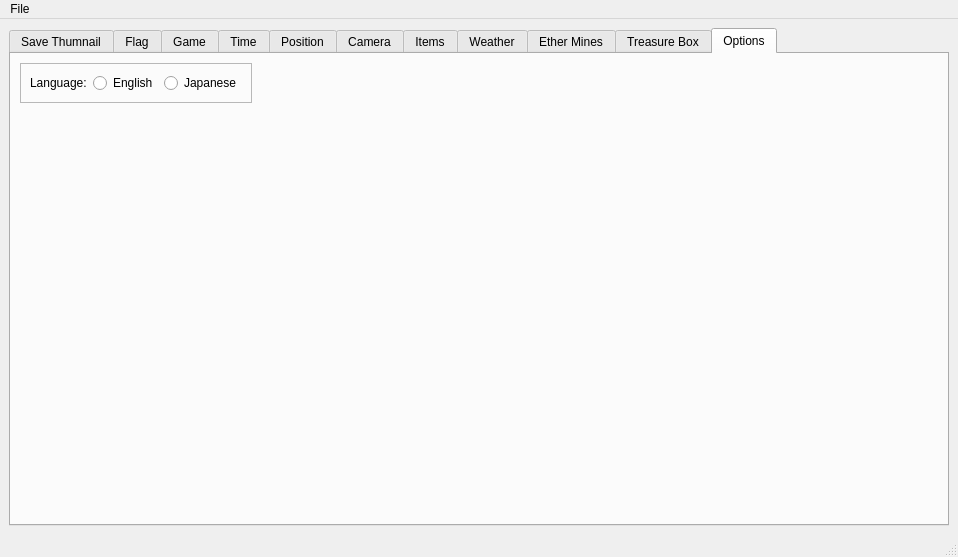
Old version of the form gui/mainwindow.ui in the repository enderslash1010/xc1-save-editor-cpp.
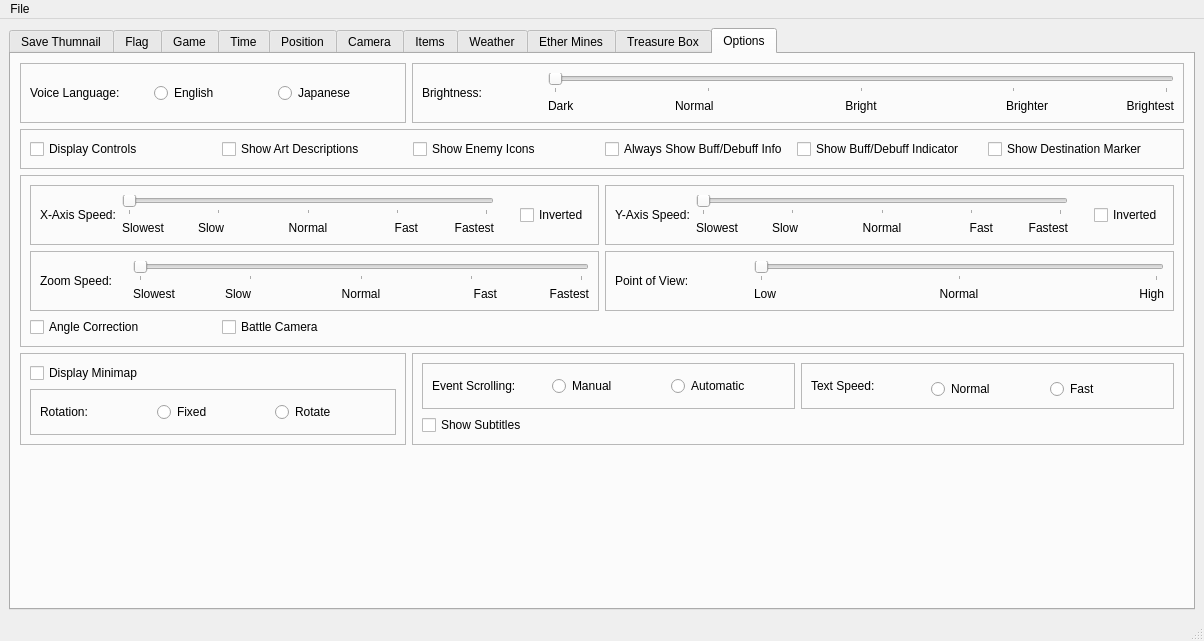
New version of the form. Custom widgets are drawn as their Qt base class.

Commit message: options panel complete

What changed in the file:
```diff
--- a/gui/mainwindow.ui
+++ b/gui/mainwindow.ui
@@ -9,8 +9,8 @@
    <rect>
     <x>0</x>
     <y>0</y>
-    <width>958</width>
-    <height>557</height>
+    <width>1204</width>
+    <height>641</height>
    </rect>
   </property>
   <property name="windowTitle">
@@ -1572,19 +1572,6 @@
         <string>Options</string>
        </attribute>
        <layout class="QGridLayout" name="gridLayout_33">
-        <item row="1" column="0">
-         <spacer name="verticalSpacer_7">
-          <property name="orientation">
-           <enum>Qt::Orientation::Vertical</enum>
-          </property>
-          <property name="sizeHint" stdset="0">
-           <size>
-            <width>20</width>
-            <height>40</height>
-           </size>
-          </property>
-         </spacer>
-        </item>
         <item row="0" column="0">
          <widget class="QExtendedRadioButtons" name="OPTDJapaneseVoice">
           <property name="sizePolicy">
@@ -1606,7 +1593,7 @@
            <item row="0" column="0">
             <widget class="QLabel" name="label_52">
              <property name="text">
-              <string>Language:</string>
+              <string>Voice Language:</string>
              </property>
             </widget>
            </item>
@@ -1627,15 +1614,668 @@
           </layout>
          </widget>
         </item>
-        <item row="0" column="1">
-         <spacer name="horizontalSpacer_2">
+        <item row="0" column="1" colspan="2">
+         <widget class="QFrame" name="frame_42">
+          <property name="frameShape">
+           <enum>QFrame::Shape::StyledPanel</enum>
+          </property>
+          <property name="frameShadow">
+           <enum>QFrame::Shadow::Raised</enum>
+          </property>
+          <layout class="QGridLayout" name="gridLayout_35">
+           <item row="1" column="4">
+            <widget class="QLabel" name="label_57">
+             <property name="text">
+              <string>Brighter</string>
+             </property>
+             <property name="alignment">
+              <set>Qt::AlignmentFlag::AlignRight|Qt::AlignmentFlag::AlignTrailing|Qt::AlignmentFlag::AlignVCenter</set>
+             </property>
+            </widget>
+           </item>
+           <item row="1" column="1">
+            <widget class="QLabel" name="label_54">
+             <property name="text">
+              <string>Dark</string>
+             </property>
+            </widget>
+           </item>
+           <item row="1" column="2">
+            <widget class="QLabel" name="label_55">
+             <property name="text">
+              <string>Normal</string>
+             </property>
+             <property name="alignment">
+              <set>Qt::AlignmentFlag::AlignLeading|Qt::AlignmentFlag::AlignLeft|Qt::AlignmentFlag::AlignVCenter</set>
+             </property>
+            </widget>
+           </item>
+           <item row="1" column="3">
+            <widget class="QLabel" name="label_56">
+             <property name="text">
+              <string>Bright</string>
+             </property>
+             <property name="alignment">
+              <set>Qt::AlignmentFlag::AlignCenter</set>
+             </property>
+            </widget>
+           </item>
+           <item row="1" column="5">
+            <widget class="QLabel" name="label_58">
+             <property name="text">
+              <string>Brightest</string>
+             </property>
+             <property name="alignment">
+              <set>Qt::AlignmentFlag::AlignRight|Qt::AlignmentFlag::AlignTrailing|Qt::AlignmentFlag::AlignVCenter</set>
+             </property>
+            </widget>
+           </item>
+           <item row="0" column="1" colspan="5">
+            <widget class="QExtendedSlider" name="OPTDGamma">
+             <property name="minimum">
+              <number>0</number>
+             </property>
+             <property name="maximum">
+              <number>4</number>
+             </property>
+             <property name="singleStep">
+              <number>1</number>
+             </property>
+             <property name="value">
+              <number>0</number>
+             </property>
+             <property name="tracking">
+              <bool>true</bool>
+             </property>
+             <property name="orientation">
+              <enum>Qt::Orientation::Horizontal</enum>
+             </property>
+             <property name="invertedAppearance">
+              <bool>false</bool>
+             </property>
+             <property name="tickPosition">
+              <enum>QSlider::TickPosition::TicksBelow</enum>
+             </property>
+             <property name="tickInterval">
+              <number>1</number>
+             </property>
+            </widget>
+           </item>
+           <item row="0" column="0" rowspan="2">
+            <widget class="QLabel" name="label_53">
+             <property name="text">
+              <string>Brightness:</string>
+             </property>
+            </widget>
+           </item>
+          </layout>
+         </widget>
+        </item>
+        <item row="1" column="0" colspan="3">
+         <widget class="QFrame" name="frame_43">
+          <property name="frameShape">
+           <enum>QFrame::Shape::StyledPanel</enum>
+          </property>
+          <property name="frameShadow">
+           <enum>QFrame::Shadow::Raised</enum>
+          </property>
+          <layout class="QGridLayout" name="gridLayout_38">
+           <item row="0" column="0">
+            <widget class="QExtendedCheckBox" name="OPTDShowControls">
+             <property name="text">
+              <string>Display Controls</string>
+             </property>
+            </widget>
+           </item>
+           <item row="0" column="1">
+            <widget class="QExtendedCheckBox" name="OPTDShowArtDescriptions">
+             <property name="text">
+              <string>Show Art Descriptions</string>
+             </property>
+            </widget>
+           </item>
+           <item row="0" column="2">
+            <widget class="QExtendedCheckBox" name="OPTDShowEnemyIcons">
+             <property name="text">
+              <string>Show Enemy Icons</string>
+             </property>
+            </widget>
+           </item>
+           <item row="0" column="3">
+            <widget class="QExtendedCheckBox" name="OPTDShowBuffDebuffInfoEveryTime">
+             <property name="text">
+              <string>Always Show Buff/Debuff Info</string>
+             </property>
+            </widget>
+           </item>
+           <item row="0" column="4">
+            <widget class="QExtendedCheckBox" name="OPTDShowBuffDefbuffIndicator">
+             <property name="text">
+              <string>Show Buff/Debuff Indicator</string>
+             </property>
+            </widget>
+           </item>
+           <item row="0" column="5">
+            <widget class="QExtendedCheckBox" name="OPTDShowDestinationMarker">
+             <property name="text">
+              <string>Show Destination Marker</string>
+             </property>
+            </widget>
+           </item>
+          </layout>
+         </widget>
+        </item>
+        <item row="3" column="0">
+         <widget class="QFrame" name="frame_49">
+          <property name="frameShape">
+           <enum>QFrame::Shape::StyledPanel</enum>
+          </property>
+          <property name="frameShadow">
+           <enum>QFrame::Shadow::Raised</enum>
+          </property>
+          <layout class="QGridLayout" name="gridLayout_44">
+           <item row="1" column="0">
+            <widget class="QExtendedRadioButtons" name="OPTDMinimapRotate">
+             <property name="frameShape">
+              <enum>QFrame::Shape::StyledPanel</enum>
+             </property>
+             <property name="frameShadow">
+              <enum>QFrame::Shadow::Raised</enum>
+             </property>
+             <layout class="QGridLayout" name="gridLayout_45">
+              <item row="1" column="2">
+               <widget class="QRadioButton" name="OPTDMinimapRotate1">
+                <property name="text">
+                 <string>Rotate</string>
+                </property>
+               </widget>
+              </item>
+              <item row="1" column="1">
+               <widget class="QRadioButton" name="OPTDMinimapRotate0">
+                <property name="text">
+                 <string>Fixed</string>
+                </property>
+               </widget>
+              </item>
+              <item row="1" column="0">
+               <widget class="QLabel" name="label_81">
+                <property name="text">
+                 <string>Rotation:</string>
+                </property>
+               </widget>
+              </item>
+             </layout>
+            </widget>
+           </item>
+           <item row="0" column="0">
+            <widget class="QExtendedCheckBox" name="OPTDMinimapOn">
+             <property name="sizePolicy">
+              <sizepolicy hsizetype="Preferred" vsizetype="Fixed">
+               <horstretch>0</horstretch>
+               <verstretch>0</verstretch>
+              </sizepolicy>
+             </property>
+             <property name="text">
+              <string>Display Minimap</string>
+             </property>
+            </widget>
+           </item>
+          </layout>
+         </widget>
+        </item>
+        <item row="2" column="0" colspan="3">
+         <widget class="QFrame" name="frame_44">
+          <property name="frameShape">
+           <enum>QFrame::Shape::StyledPanel</enum>
+          </property>
+          <property name="frameShadow">
+           <enum>QFrame::Shadow::Raised</enum>
+          </property>
+          <layout class="QGridLayout" name="gridLayout_39">
+           <item row="0" column="3" colspan="3">
+            <widget class="QFrame" name="frame_46">
+             <property name="frameShape">
+              <enum>QFrame::Shape::StyledPanel</enum>
+             </property>
+             <property name="frameShadow">
+              <enum>QFrame::Shadow::Raised</enum>
+             </property>
+             <layout class="QGridLayout" name="gridLayout_41">
+              <item row="0" column="0" rowspan="2">
+               <widget class="QLabel" name="label_60">
+                <property name="text">
+                 <string>Y-Axis Speed:</string>
+                </property>
+               </widget>
+              </item>
+              <item row="1" column="2">
+               <widget class="QLabel" name="label_67">
+                <property name="text">
+                 <string>Slow</string>
+                </property>
+               </widget>
+              </item>
+              <item row="0" column="1" colspan="5">
+               <widget class="QExtendedSlider" name="OPTDYAxisSpeed">
+                <property name="maximum">
+                 <number>4</number>
+                </property>
+                <property name="orientation">
+                 <enum>Qt::Orientation::Horizontal</enum>
+                </property>
+                <property name="tickPosition">
+                 <enum>QSlider::TickPosition::TicksBelow</enum>
+                </property>
+               </widget>
+              </item>
+              <item row="1" column="3">
+               <widget class="QLabel" name="label_68">
+                <property name="text">
+                 <string>Normal</string>
+                </property>
+                <property name="alignment">
+                 <set>Qt::AlignmentFlag::AlignCenter</set>
+                </property>
+               </widget>
+              </item>
+              <item row="1" column="4">
+               <widget class="QLabel" name="label_69">
+                <property name="text">
+                 <string>Fast</string>
+                </property>
+                <property name="alignment">
+                 <set>Qt::AlignmentFlag::AlignRight|Qt::AlignmentFlag::AlignTrailing|Qt::AlignmentFlag::AlignVCenter</set>
+                </property>
+               </widget>
+              </item>
+              <item row="0" column="7" rowspan="2">
+               <widget class="QExtendedCheckBox" name="OPTDNonInvertedYAxis">
+                <property name="text">
+                 <string>Inverted</string>
+                </property>
+               </widget>
+              </item>
+              <item row="1" column="1">
+               <widget class="QLabel" name="label_66">
+                <property name="text">
+                 <string>Slowest</string>
+                </property>
+               </widget>
+              </item>
+              <item row="1" column="5">
+               <widget class="QLabel" name="label_70">
+                <property name="text">
+                 <string>Fastest</string>
+                </property>
+                <property name="alignment">
+                 <set>Qt::AlignmentFlag::AlignRight|Qt::AlignmentFlag::AlignTrailing|Qt::AlignmentFlag::AlignVCenter</set>
+                </property>
+               </widget>
+              </item>
+              <item row="0" column="6" rowspan="2">
+               <spacer name="horizontalSpacer_3">
+                <property name="orientation">
+                 <enum>Qt::Orientation::Horizontal</enum>
+                </property>
+                <property name="sizeType">
+                 <enum>QSizePolicy::Policy::Fixed</enum>
+                </property>
+                <property name="sizeHint" stdset="0">
+                 <size>
+                  <width>20</width>
+                  <height>20</height>
+                 </size>
+                </property>
+               </spacer>
+              </item>
+             </layout>
+            </widget>
+           </item>
+           <item row="2" column="1">
+            <widget class="QExtendedCheckBox" name="OPTDBattleCamera">
+             <property name="text">
+              <string>Battle Camera</string>
+             </property>
+            </widget>
+           </item>
+           <item row="0" column="0" colspan="3">
+            <widget class="QFrame" name="frame_45">
+             <property name="frameShape">
+              <enum>QFrame::Shape::StyledPanel</enum>
+             </property>
+             <property name="frameShadow">
+              <enum>QFrame::Shadow::Raised</enum>
+             </property>
+             <layout class="QGridLayout" name="gridLayout_40">
+              <item row="1" column="4">
+               <widget class="QLabel" name="label_64">
+                <property name="text">
+                 <string>Fast</string>
+                </property>
+                <property name="alignment">
+                 <set>Qt::AlignmentFlag::AlignRight|Qt::AlignmentFlag::AlignTrailing|Qt::AlignmentFlag::AlignVCenter</set>
+                </property>
+               </widget>
+              </item>
+              <item row="0" column="0" rowspan="2">
+               <widget class="QLabel" name="label_59">
+                <property name="text">
+                 <string>X-Axis Speed:</string>
+                </property>
+               </widget>
+              </item>
+              <item row="0" column="1" colspan="5">
+               <widget class="QExtendedSlider" name="OPTDXAxisSpeed">
+                <property name="maximum">
+                 <number>4</number>
+                </property>
+                <property name="orientation">
+                 <enum>Qt::Orientation::Horizontal</enum>
+                </property>
+                <property name="tickPosition">
+                 <enum>QSlider::TickPosition::TicksBelow</enum>
+                </property>
+               </widget>
+              </item>
+              <item row="1" column="1">
+               <widget class="QLabel" name="label_61">
+                <property name="text">
+                 <string>Slowest</string>
+                </property>
+               </widget>
+              </item>
+              <item row="1" column="3">
+               <widget class="QLabel" name="label_63">
+                <property name="text">
+                 <string>Normal</string>
+                </property>
+                <property name="alignment">
+                 <set>Qt::AlignmentFlag::AlignCenter</set>
+                </property>
+               </widget>
+              </item>
+              <item row="1" column="2">
+               <widget class="QLabel" name="label_62">
+                <property name="text">
+                 <string>Slow</string>
+                </property>
+               </widget>
+              </item>
+              <item row="0" column="7" rowspan="2">
+               <widget class="QExtendedCheckBox" name="OPTDNonInvertedXAxis">
+                <property name="text">
+                 <string>Inverted</string>
+                </property>
+               </widget>
+              </item>
+              <item row="1" column="5">
+               <widget class="QLabel" name="label_65">
+                <property name="text">
+                 <string>Fastest</string>
+                </property>
+                <property name="alignment">
+                 <set>Qt::AlignmentFlag::AlignRight|Qt::AlignmentFlag::AlignTrailing|Qt::AlignmentFlag::AlignVCenter</set>
+                </property>
+               </widget>
+              </item>
+              <item row="0" column="6" rowspan="2">
+               <spacer name="horizontalSpacer_2">
+                <property name="orientation">
+                 <enum>Qt::Orientation::Horizontal</enum>
+                </property>
+                <property name="sizeType">
+                 <enum>QSizePolicy::Policy::Fixed</enum>
+                </property>
+                <property name="sizeHint" stdset="0">
+                 <size>
+                  <width>20</width>
+                  <height>20</height>
+                 </size>
+                </property>
+               </spacer>
+              </item>
+             </layout>
+            </widget>
+           </item>
+           <item row="2" column="0">
+            <widget class="QExtendedCheckBox" name="OPTDAngleCorrection">
+             <property name="text">
+              <string>Angle Correction</string>
+             </property>
+            </widget>
+           </item>
+           <item row="1" column="3" colspan="3">
+            <widget class="QFrame" name="frame_48">
+             <property name="frameShape">
+              <enum>QFrame::Shape::StyledPanel</enum>
+             </property>
+             <property name="frameShadow">
+              <enum>QFrame::Shadow::Raised</enum>
+             </property>
+             <layout class="QGridLayout" name="gridLayout_43">
+              <item row="0" column="0" rowspan="2">
+               <widget class="QLabel" name="label_72">
+                <property name="text">
+                 <string>Point of View:</string>
+                </property>
+               </widget>
+              </item>
+              <item row="1" column="2">
+               <widget class="QLabel" name="label_79">
+                <property name="text">
+                 <string>Normal</string>
+                </property>
+                <property name="alignment">
+                 <set>Qt::AlignmentFlag::AlignCenter</set>
+                </property>
+               </widget>
+              </item>
+              <item row="1" column="1">
+               <widget class="QLabel" name="label_78">
+                <property name="text">
+                 <string>Low</string>
+                </property>
+               </widget>
+              </item>
+              <item row="1" column="3">
+               <widget class="QLabel" name="label_80">
+                <property name="text">
+                 <string>High</string>
+                </property>
+                <property name="alignment">
+                 <set>Qt::AlignmentFlag::AlignRight|Qt::AlignmentFlag::AlignTrailing|Qt::AlignmentFlag::AlignVCenter</set>
+                </property>
+               </widget>
+              </item>
+              <item row="0" column="1" colspan="3">
+               <widget class="QExtendedSlider" name="OPTDPointOfView">
+                <property name="maximum">
+                 <number>2</number>
+                </property>
+                <property name="orientation">
+                 <enum>Qt::Orientation::Horizontal</enum>
+                </property>
+                <property name="tickPosition">
+                 <enum>QSlider::TickPosition::TicksBelow</enum>
+                </property>
+               </widget>
+              </item>
+             </layout>
+            </widget>
+           </item>
+           <item row="1" column="0" colspan="3">
+            <widget class="QFrame" name="frame_47">
+             <property name="frameShape">
+              <enum>QFrame::Shape::StyledPanel</enum>
+             </property>
+             <property name="frameShadow">
+              <enum>QFrame::Shadow::Raised</enum>
+             </property>
+             <layout class="QGridLayout" name="gridLayout_42">
+              <item row="0" column="0" rowspan="2">
+               <widget class="QLabel" name="label_71">
+                <property name="text">
+                 <string>Zoom Speed:</string>
+                </property>
+               </widget>
+              </item>
+              <item row="1" column="3">
+               <widget class="QLabel" name="label_75">
+                <property name="text">
+                 <string>Normal</string>
+                </property>
+                <property name="alignment">
+                 <set>Qt::AlignmentFlag::AlignCenter</set>
+                </property>
+               </widget>
+              </item>
+              <item row="1" column="4">
+               <widget class="QLabel" name="label_76">
+                <property name="text">
+                 <string>Fast</string>
+                </property>
+                <property name="alignment">
+                 <set>Qt::AlignmentFlag::AlignRight|Qt::AlignmentFlag::AlignTrailing|Qt::AlignmentFlag::AlignVCenter</set>
+                </property>
+               </widget>
+              </item>
+              <item row="1" column="2">
+               <widget class="QLabel" name="label_74">
+                <property name="text">
+                 <string>Slow</string>
+                </property>
+               </widget>
+              </item>
+              <item row="1" column="1">
+               <widget class="QLabel" name="label_73">
+                <property name="text">
+                 <string>Slowest</string>
+                </property>
+               </widget>
+              </item>
+              <item row="1" column="5">
+               <widget class="QLabel" name="label_77">
+                <property name="text">
+                 <string>Fastest</string>
+                </property>
+                <property name="alignment">
+                 <set>Qt::AlignmentFlag::AlignRight|Qt::AlignmentFlag::AlignTrailing|Qt::AlignmentFlag::AlignVCenter</set>
+                </property>
+               </widget>
+              </item>
+              <item row="0" column="1" colspan="5">
+               <widget class="QExtendedSlider" name="OPTDZoomSpeed">
+                <property name="maximum">
+                 <number>4</number>
+                </property>
+                <property name="orientation">
+                 <enum>Qt::Orientation::Horizontal</enum>
+                </property>
+                <property name="tickPosition">
+                 <enum>QSlider::TickPosition::TicksBelow</enum>
+                </property>
+               </widget>
+              </item>
+             </layout>
+            </widget>
+           </item>
+          </layout>
+         </widget>
+        </item>
+        <item row="3" column="1" colspan="2">
+         <widget class="QFrame" name="frame_51">
+          <property name="frameShape">
+           <enum>QFrame::Shape::StyledPanel</enum>
+          </property>
+          <property name="frameShadow">
+           <enum>QFrame::Shadow::Raised</enum>
+          </property>
+          <layout class="QGridLayout" name="gridLayout_46">
+           <item row="1" column="0">
+            <widget class="QExtendedRadioButtons" name="OPTDAutoEventScrolling">
+             <property name="frameShape">
+              <enum>QFrame::Shape::StyledPanel</enum>
+             </property>
+             <property name="frameShadow">
+              <enum>QFrame::Shadow::Raised</enum>
+             </property>
+             <layout class="QGridLayout" name="gridLayout_47">
+              <item row="0" column="1">
+               <widget class="QRadioButton" name="OPTDAutoEventScrolling0">
+                <property name="text">
+                 <string>Manual</string>
+                </property>
+               </widget>
+              </item>
+              <item row="0" column="2">
+               <widget class="QRadioButton" name="OPTDAutoEventScrolling1">
+                <property name="text">
+                 <string>Automatic</string>
+                </property>
+               </widget>
+              </item>
+              <item row="0" column="0">
+               <widget class="QLabel" name="label_82">
+                <property name="text">
+                 <string>Event Scrolling:</string>
+                </property>
+               </widget>
+              </item>
+             </layout>
+            </widget>
+           </item>
+           <item row="1" column="1">
+            <widget class="QExtendedRadioButtons" name="OPTDFastDialogueText">
+             <property name="frameShape">
+              <enum>QFrame::Shape::StyledPanel</enum>
+             </property>
+             <property name="frameShadow">
+              <enum>QFrame::Shadow::Raised</enum>
+             </property>
+             <layout class="QGridLayout" name="gridLayout_48">
+              <item row="1" column="2">
+               <widget class="QRadioButton" name="OPTDFastDialogueText1">
+                <property name="text">
+                 <string>Fast</string>
+                </property>
+               </widget>
+              </item>
+              <item row="0" column="0" rowspan="2">
+               <widget class="QLabel" name="label_83">
+                <property name="text">
+                 <string>Text Speed:</string>
+                </property>
+               </widget>
+              </item>
+              <item row="1" column="1">
+               <widget class="QRadioButton" name="OPTDFastDialogueText0">
+                <property name="text">
+                 <string>Normal</string>
+                </property>
+               </widget>
+              </item>
+             </layout>
+            </widget>
+           </item>
+           <item row="2" column="0">
+            <widget class="QExtendedCheckBox" name="OPTDShowSubtitles">
+             <property name="text">
+              <string>Show Subtitles</string>
+             </property>
+            </widget>
+           </item>
+          </layout>
+         </widget>
+        </item>
+        <item row="4" column="0" colspan="3">
+         <spacer name="verticalSpacer_7">
           <property name="orientation">
-           <enum>Qt::Orientation::Horizontal</enum>
+           <enum>Qt::Orientation::Vertical</enum>
           </property>
           <property name="sizeHint" stdset="0">
            <size>
-            <width>40</width>
-            <height>20</height>
+            <width>20</width>
+            <height>40</height>
            </size>
           </property>
          </spacer>
@@ -1656,7 +2296,7 @@
     <rect>
      <x>0</x>
      <y>0</y>
-     <width>958</width>
+     <width>1204</width>
      <height>25</height>
     </rect>
    </property>
@@ -1702,6 +2342,11 @@
    <header>QExtendedWidget.h</header>
    <container>1</container>
   </customwidget>
+  <customwidget>
+   <class>QExtendedSlider</class>
+   <extends>QSlider</extends>
+   <header>QExtendedWidget.h</header>
+  </customwidget>
  </customwidgets>
  <resources/>
  <connections/>
```
The commit also changes 4 other files.
